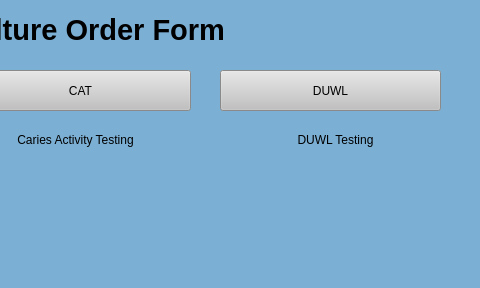
This is UI Screens/COMBdb_Culture_Order_Nav.ui in Kasmanian/COMBDb-oldgen as Qt 5 draws it before an edit; both pictures show x 320 to 800 and y 0 to 288 of the 800 by 288 pixel window. The edited form follows.
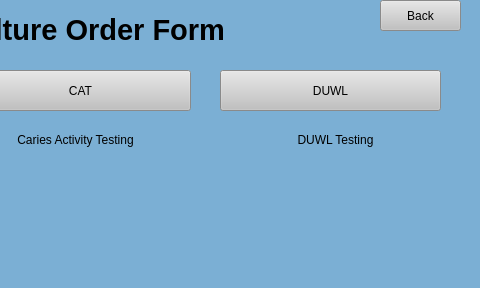
This is the edited form.

Commit message: Connected UI screens and coded navigation between screens

Patch:
```diff
--- a/UI Screens/COMBdb_Culture_Order_Nav.ui
+++ b/UI Screens/COMBdb_Culture_Order_Nav.ui
@@ -150,6 +150,22 @@
      <set>Qt::AlignCenter</set>
     </property>
    </widget>
+   <widget class="QPushButton" name="back">
+    <property name="geometry">
+     <rect>
+      <x>700</x>
+      <y>0</y>
+      <width>81</width>
+      <height>31</height>
+     </rect>
+    </property>
+    <property name="styleSheet">
+     <string notr="true">background-color: rgb(193, 193, 193);</string>
+    </property>
+    <property name="text">
+     <string>Back</string>
+    </property>
+   </widget>
   </widget>
   <widget class="QMenuBar" name="menubar">
    <property name="geometry">
```
Left out of the diff: 2 changed lines with no effect on the pictures. The commit also changes 5 other files.
